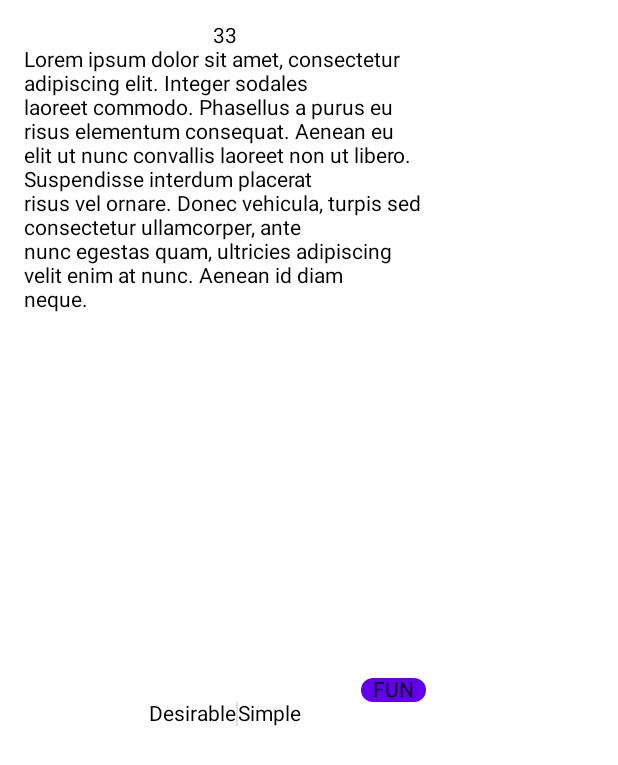
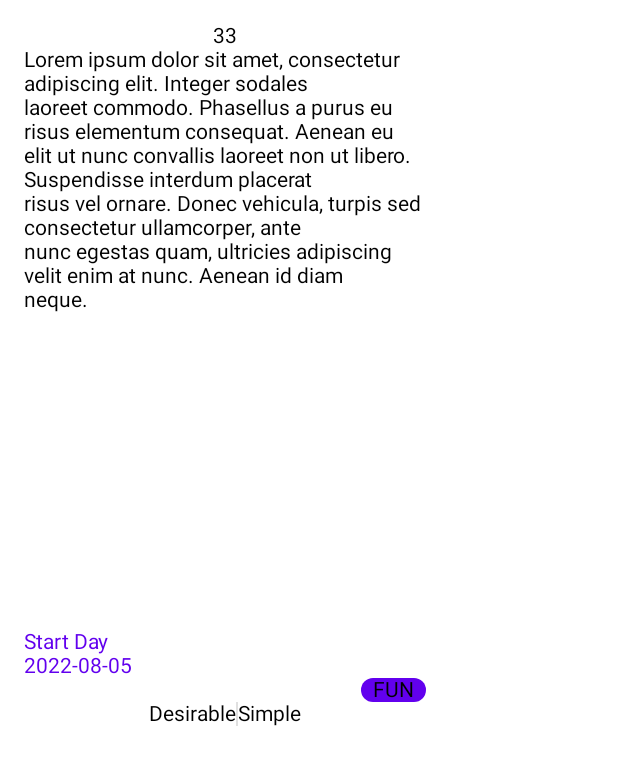
Before and after one commit to RK22000/Pop-Quests, an Android app built with Jetpack Compose: the @Preview function BasicCardPreview, on a phone screen of 412 x 824 dp. Shown: the top 765 px of the screen. Run offline under Robolectric (Android 15) with nearby library versions, the phone set to English and light mode, and no system bars.

Commit message:
Made dates visible on QuestCards.kt

```diff
--- a/design-systems/src/main/java/io/github/rk22000/design_systems/ui/QuestCards.kt
+++ b/design-systems/src/main/java/io/github/rk22000/design_systems/ui/QuestCards.kt
@@ -26,6 +26,7 @@ import io.github.rk22000.data.Quest
 import io.github.rk22000.data.SampleTags
 import io.github.rk22000.design_systems.theme.Paddings
 import io.github.rk22000.design_systems.theme.cardShape
+import java.time.LocalDate
 
 @Composable
 fun BasicQuestCard(
@@ -58,7 +59,28 @@ fun BasicQuestCard(
                     .weight(1f)
                     .verticalScroll(rememberScrollState())
             )
-            Row(modifier = Modifier.fillMaxWidth(), horizontalArrangement = Arrangement.End) {
+            Row(
+                modifier = Modifier.fillMaxWidth(),
+                horizontalArrangement = Arrangement.SpaceBetween
+            ) {
+                Text(
+                    text = "Start Day\n${LocalDate.ofEpochDay(quest.startLine)}",
+                    color = MaterialTheme.colors.primary
+                )
+                quest
+                    .takeUnless { it.deadLind == LocalDate.MAX.toEpochDay() }
+                    ?.let {
+                        Text(
+                            text = "Deadline \n${LocalDate.ofEpochDay(it.deadLind)}",
+                            color = MaterialTheme.colors.primary,
+                            textAlign = TextAlign.End
+                        )
+                    }
+            }
+            Row(
+                modifier = Modifier.fillMaxWidth(),
+                horizontalArrangement = Arrangement.End
+            ) {
                 quest.tags.forEachIndexed { index, tag ->
                     TagButton(
                         tagLabel = tag,
```
